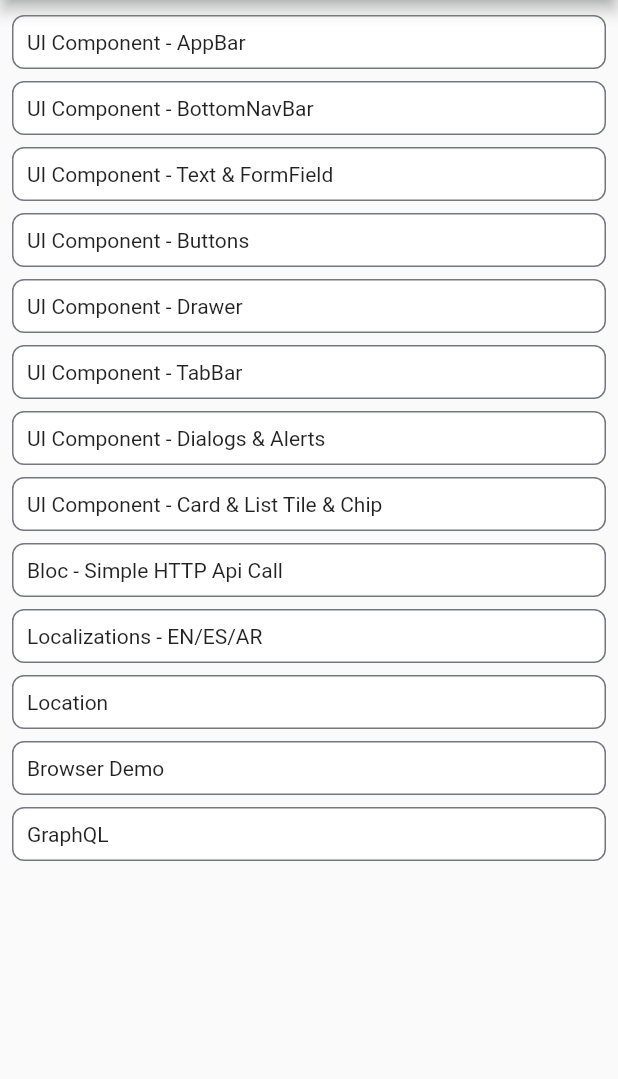
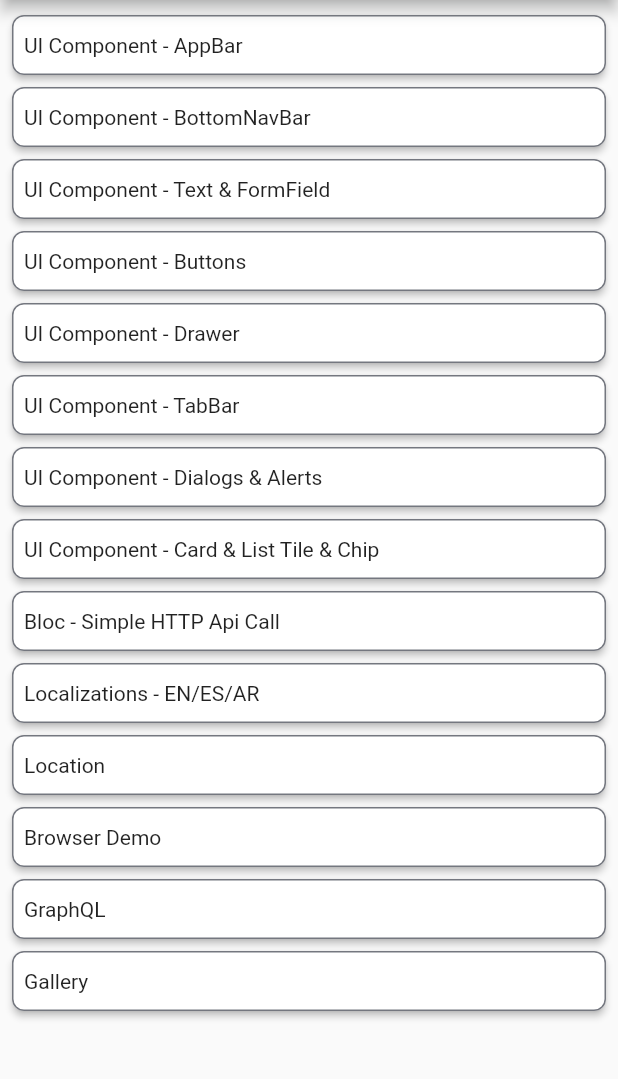
Before and after one commit to parthpatibandha/Flare, a Flutter app: the screen it shows after launch, on a phone screen of 412 x 824 dp, the part 81-1160 px from its top. Run offline on Flutter 3.47's test engine with Material 2 defaults, Android fonts, the phone set to English and light mode, and no system bars; our stand-ins replace beamer, bloc, camera, equatable, flutter_bloc, fluttertoast and 3 more.

Commit message:
feat: gallery and camera picture integration and pkg updates

```diff
--- a/lib/HomeScreen.dart
+++ b/lib/HomeScreen.dart
@@ -1,4 +1,5 @@
 import 'package:beamer/beamer.dart';
+import 'package:flare/core/widgets/home_chapter_widget.dart';
 import 'package:flutter/cupertino.dart';
 import 'package:flutter/material.dart';
 import 'package:flare/core/utils/string_constants.dart';
@@ -34,6 +35,8 @@ class HomeScreenState extends State<HomeScreen> {
     Chapter(name: "Location", route: AppRoutes.location),
     Chapter(name: "Browser Demo", route: AppRoutes.browser),
     Chapter(name: "GraphQL", route: AppRoutes.graphQL),
+    Chapter(name: "Gallery", route: AppRoutes.cameraFiles),
+
   ];
 
   @override
@@ -53,23 +56,7 @@ class HomeScreenState extends State<HomeScreen> {
             itemCount: entries.length,
             itemBuilder: (BuildContext context, int index) {
               Chapter chapter = entries[index];
-              String title = chapter.name;
-              return Card(
-                elevation: 0,
-                shape: RoundedRectangleBorder(
-                  side: BorderSide(
-                    color: Theme.of(context).colorScheme.outline,
-                  ),
-                  borderRadius: const BorderRadius.all(Radius.circular(8)),
-                ),
-                child: InkWell(
-                  child: Padding(
-                    padding: const EdgeInsets.all(10),
-                    child: Text(title),
-                  ),
-                  onTap: () => {context.beamToNamed(chapter.route, data: chapter)},
-                ),
-              );
+              return ChapterWidget(chapter: chapter);
             }),
       ),
     );
--- a/lib/core/utils/app_constants.dart
+++ b/lib/core/utils/app_constants.dart
@@ -16,6 +16,7 @@ class AppConstants {
   static const double appBarHeight = 54.0;
   static const double appBarDividerHeight = 2.0;
   static const double eight = 8.0;
+  static const double twelve = 12.0;
   static const double sixteen = 16.0;
 
 }
--- a/lib/core/utils/string_constants.dart
+++ b/lib/core/utils/string_constants.dart
@@ -2,6 +2,10 @@
 class StringConstants {
   ///app name
   static const String appName = "Flare";
+
+  static const String empty = "";
+  static const String space = " ";
+  static const String dash = "-";
 
   ///Screens
   static const String screenNotImplemented = "Screen Not Implemented";
@@ -18,6 +22,7 @@ class StringConstants {
   static const String screenLocalization = "Localization";
   static const String screenLocation = "Location";
   static const String screenGraphQL = "Graph QL";
+  static const String screenGallery = "Gallery";
 
   ///error - strings
   static const String unknownError = "Unknown Error";
@@ -35,4 +40,10 @@ class StringConstants {
   static const String dummyFlutter = "Flutter is an open source framework by Google for building beautiful, natively compiled, multi-platform applications from a single codebase.";
   static const String dummyFlutterShort = "Flutter is an open source framework";
 
+
+  ///Widget Keys
+  static const String keyChapter = "key_chapter";
+  static const String keyAlbumScreen = "key_album_list";
+  static const String keyGalleryScreen = "key_gallery";
+
 }
--- /dev/null
+++ b/lib/core/widgets/home_chapter_widget.dart
@@ -0,0 +1,64 @@
+import 'package:beamer/beamer.dart';
+import 'package:flare/HomeScreen.dart';
+import 'package:flare/core/utils/app_constants.dart';
+import 'package:flare/core/utils/string_constants.dart';
+import 'package:flutter/material.dart';
+
+class ChapterWidget extends StatefulWidget {
+  final Chapter chapter;
+
+  const ChapterWidget({required this.chapter}) : super(key: const Key(StringConstants.keyChapter));
+
+  @override
+  _ChapterWidgetState createState() {
+    return _ChapterWidgetState();
+  }
+}
+
+class _ChapterWidgetState extends State<ChapterWidget> {
+  var isSelected = false;
+
+  @override
+  void initState() {
+    super.initState();
+  }
+
+  @override
+  void dispose() {
+    super.dispose();
+  }
+
+  @override
+  Widget build(BuildContext context) {
+    return Card(
+      color: (isSelected == true) ? const Color(0xFFEEEEEE) : Colors.white,
+      elevation: 2,
+      shape: RoundedRectangleBorder(
+        side: BorderSide(
+          color: Theme.of(context).colorScheme.outline,
+        ),
+        borderRadius: const BorderRadius.all(Radius.circular(8)),
+      ),
+      child: InkWell(
+        child: Padding(
+          padding: const EdgeInsets.symmetric(
+              vertical: AppConstants.twelve, horizontal: AppConstants.eight),
+          child: Text(widget.chapter.name),
+        ),
+        onTap: () {
+          setState(() {
+            isSelected = true;
+          });
+          setState(() {
+            Future.delayed(const Duration(milliseconds: 200), () {
+              context.beamToNamed(widget.chapter.route, data: widget.chapter);
+              setState(() {
+                isSelected = false;
+              });
+            });
+          });
+        },
+      ),
+    );
+  }
+}
--- a/lib/features/blocstate/view/album_view.dart
+++ b/lib/features/blocstate/view/album_view.dart
@@ -1,7 +1,6 @@
 import 'package:flare/core/utils/string_constants.dart';
 import 'package:flare/core/widgets/appbar_widget.dart';
 import 'package:flare/features/blocstate/view/album_list_item.dart';
-import 'package:flutter/cupertino.dart';
 import 'package:flutter/material.dart';
 import 'package:flutter_bloc/flutter_bloc.dart';
 import 'package:flare/core/widgets/loading_widget.dart';
@@ -11,6 +10,8 @@ import 'package:flare/features/blocstate/bloc/album_event.dart';
 import 'package:flare/features/blocstate/bloc/album_state.dart';
 
 class AlbumScreen extends StatefulWidget {
+  const AlbumScreen() : super(key: const Key(StringConstants.keyAlbumScreen));
+
   @override
   State<StatefulWidget> createState() {
     return AlbumScreenState();
--- a/lib/routes/app_route_delegates.dart
+++ b/lib/routes/app_route_delegates.dart
@@ -1,4 +1,8 @@
 import 'package:beamer/beamer.dart';
+import 'package:camera/camera.dart';
+import 'package:flare/core/utils/logger.dart';
+import 'package:flare/features/camerafiles/gallery_screen.dart';
+import 'package:flare/features/camerafiles/take_picture_screen.dart';
 import 'package:flare/features/graphql/graphql_screen.dart';
 import 'package:flutter/cupertino.dart';
 import 'package:flare/HomeScreen.dart';
@@ -23,7 +27,7 @@ class RoutesDelegator {
       locationBuilder: RoutesLocationBuilder(
         routes: {
           '/': (context, state, data) => BeamPage(
-                key: ValueKey('home'),
+                key: const ValueKey('home'),
                 title: 'Home',
                 child: HomeScreen(),
               ),
@@ -36,11 +40,30 @@ class RoutesDelegator {
           AppRoutes.uiComponentTabBar: (context, state, data) => TabbarScreen(),
           AppRoutes.uiComponentDialogs: (context, state, data) => DialogScreen(),
           AppRoutes.uiComponentCards: (context, state, data) => CardAndChipScreen(),
-          AppRoutes.bloc: (context, state, data) => AlbumScreen(),
+          AppRoutes.bloc: (context, state, data) => const AlbumScreen(),
           AppRoutes.localizations: (context, state, data) => CustomLocalizationScreen(),
           AppRoutes.location: (context, state, data) => LocationScreen(),
           AppRoutes.browser: (context, state, data) => BrowserScreen(),
           AppRoutes.graphQL: (context, state, data) => GraphQLScreen(),
+          AppRoutes.cameraFiles: (context, state, data) {
+            String? path = "";
+            if (data != null && data is String) {
+              path = data;
+            }
+            if (path != null && path.isNotEmpty) {
+              Logger.d("Gallery beamer file path : $path");
+              return GalleryScreen(
+                imagePath: path,
+              );
+            } else {
+              return GalleryScreen(
+                imagePath: "",
+              );
+            }
+          },
+          AppRoutes.takePicture: (context, state, data) => TakePictureScreen(
+                camera: data as CameraDescription,
+              )
         },
       ),
       notFoundPage: BeamPage(child: NotFoundPage()));
--- a/lib/routes/app_route_names.dart
+++ b/lib/routes/app_route_names.dart
@@ -14,4 +14,7 @@ class AppRoutes {
   static const String location = "/location";
   static const String browser = "/browser";
   static const String graphQL = "/graphql";
+  static const String cameraFiles = "/home/cameraFiles";
+  static const String takePicture = "/home/cameraFiles/takePicture";
+  static const String selectFromGallery = "home/cameraFiles/selectFromGallery";
 }
--- a/pubspec.yaml
+++ b/pubspec.yaml
@@ -48,6 +48,10 @@ dependencies:
   url_launcher: ^6.1.6
   provider: ^6.0.4
   fluttertoast: ^8.1.1
+  camera: ^0.10.5+2
+  path_provider: ^2.0.15
+  path: ^1.8.3
+  image_picker: ^1.0.1
 
 dev_dependencies:
   flutter_test:
```
Also changed, not shown: lib/features/camerafiles/gallery_screen.dart (added, +85 -0 lines), lib/features/camerafiles/take_picture_screen.dart (added, +128 -0 lines), assets/img/ic_placeholder.png (added), pubspec.lock, 3 other files.
